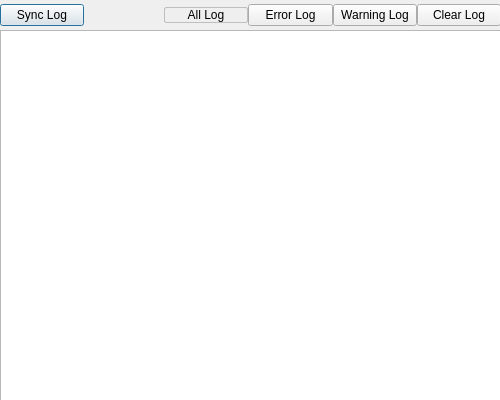
This is src/ui/wizconsoledialog.ui in WizTeam/WizQTClient as Qt 5 draws it before an edit. The edited form follows.
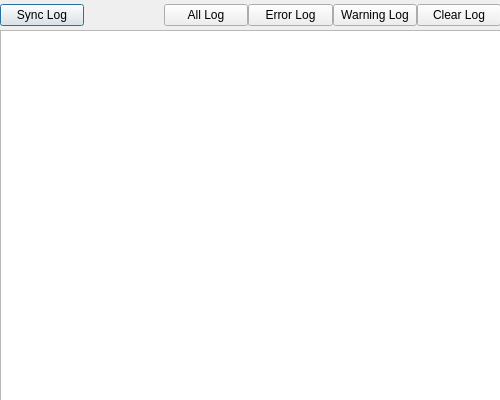
This is the edited form.

```diff
--- a/src/ui/wizconsoledialog.ui
+++ b/src/ui/wizconsoledialog.ui
@@ -85,11 +85,11 @@
     </item>
     <item>
      <widget class="QPushButton" name="buttonAll">
+      <property name="enabled">
+       <bool>true</bool>
+      </property>
       <property name="styleSheet">
-       <string notr="true">QPushButton {
-	border: 1px solid #bfbfbf;
-	border-radius: 2px;
-}</string>
+       <string notr="true"/>
       </property>
       <property name="text">
        <string>All Log</string>
```
Left out of the diff: 5 changed lines with no effect on the pictures.
